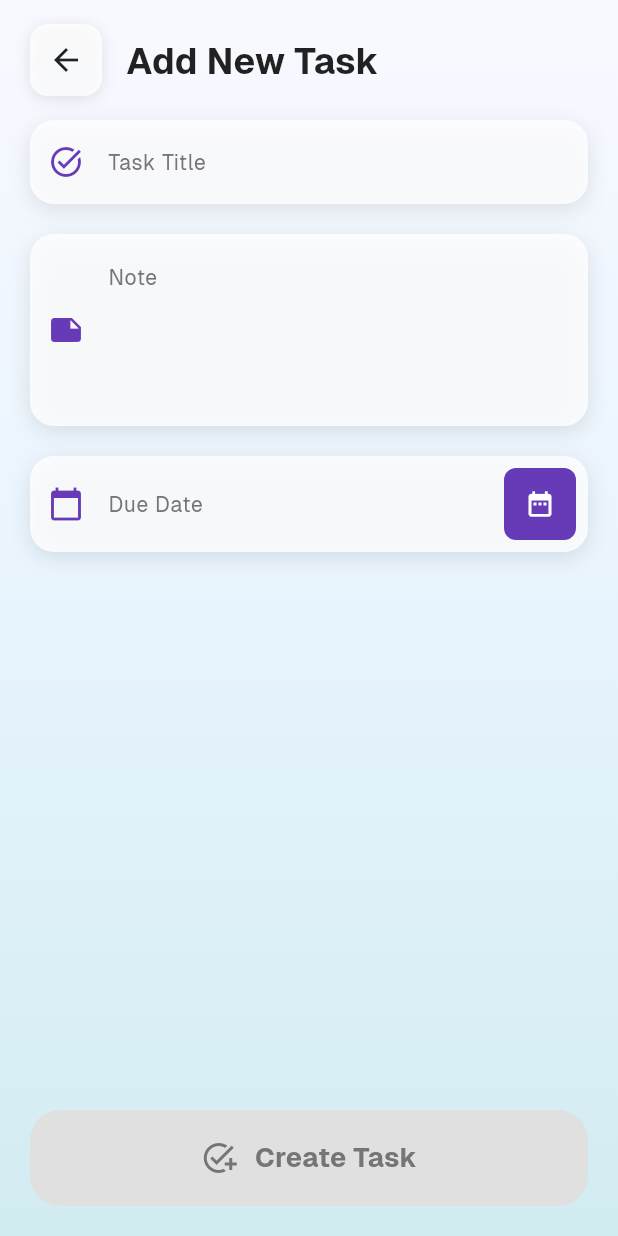
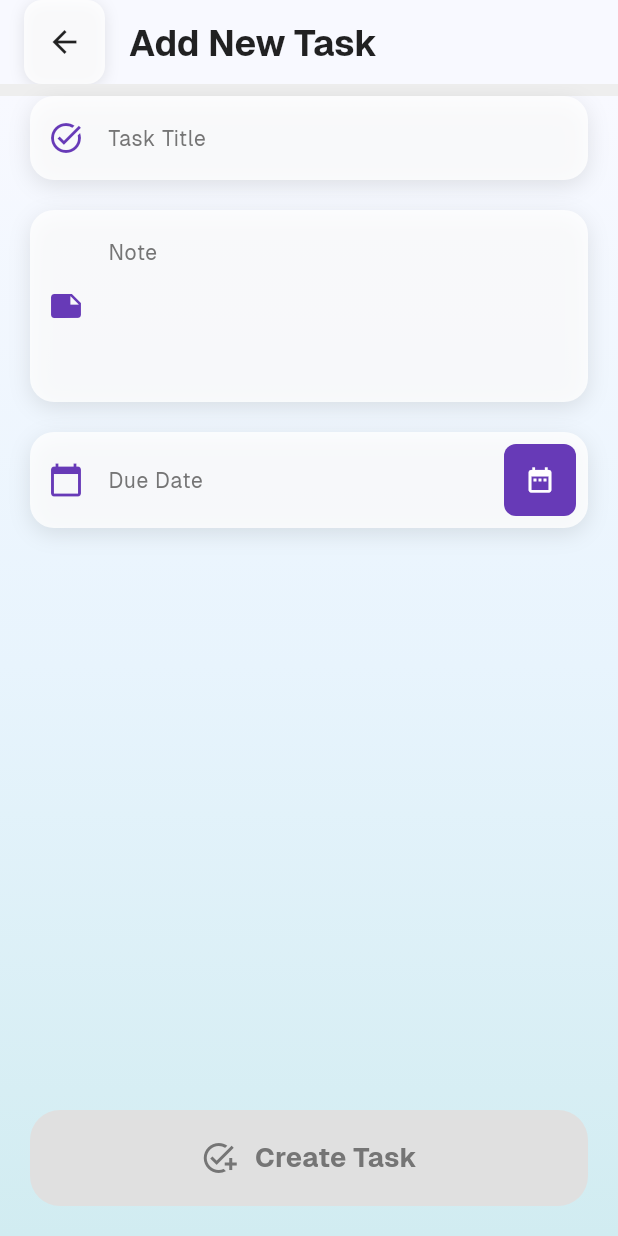
Before and after one commit to mustapha-amin/todo_interview_task, a Flutter app: the AddEditTodo screen opened directly, on a phone screen of 412 x 824 dp. Run offline on Flutter 3.47's test engine with Material 3 defaults, Android fonts, the phone set to English and light mode, and no system bars; our stand-ins replace flutter_riverpod, hive_flutter; accounts and stored records are empty.

Commit message:
renamed app

```diff
--- a/lib/common/k_textstyle.dart
+++ b/lib/common/k_textstyle.dart
@@ -1,6 +1,6 @@
+import 'package:PocketTasks/providers/theme_provider.dart';
 import 'package:flutter/material.dart';
 import 'package:flutter_riverpod/flutter_riverpod.dart';
-import 'package:pocket_tasks/providers/theme_provider.dart';
 
 TextStyle kTextStyle(
   double fontSize,
--- a/lib/common/typedefs.dart
+++ b/lib/common/typedefs.dart
@@ -1,4 +1,4 @@
-import 'package:pocket_tasks/models/todo.dart';
+import 'package:PocketTasks/models/todo.dart';
 
 typedef FutureVoid = Future<void>;
 typedef ListTodo = List<Todo>;
--- a/lib/main.dart
+++ b/lib/main.dart
@@ -2,9 +2,9 @@ import 'package:flutter/material.dart';
 import 'package:flutter/services.dart';
 import 'package:flutter_riverpod/flutter_riverpod.dart';
 import 'package:hive_flutter/hive_flutter.dart';
-import 'package:pocket_tasks/models/todo.dart';
-import 'package:pocket_tasks/providers/theme_provider.dart';
-import 'package:pocket_tasks/screens/home.dart';
+import 'package:PocketTasks/models/todo.dart';
+import 'package:PocketTasks/providers/theme_provider.dart';
+import 'package:PocketTasks/screens/home.dart';
 
 void main() async {
   WidgetsFlutterBinding.ensureInitialized();
--- a/lib/notifiers/todo_state_notifier.dart
+++ b/lib/notifiers/todo_state_notifier.dart
@@ -1,7 +1,7 @@
+import 'package:PocketTasks/common/typedefs.dart';
+import 'package:PocketTasks/models/todo.dart';
+import 'package:PocketTasks/services/todo_db.dart';
 import 'package:flutter_riverpod/flutter_riverpod.dart';
-import 'package:pocket_tasks/common/typedefs.dart';
-import 'package:pocket_tasks/models/todo.dart';
-import 'package:pocket_tasks/services/todo_db.dart';
 
 class TodoNotifier extends StateNotifier<List<Todo>> {
   final TodoDB todoDB;
--- a/lib/providers/theme_provider.dart
+++ b/lib/providers/theme_provider.dart
@@ -1,8 +1,7 @@
+import 'package:PocketTasks/providers/providers.dart';
 import 'package:flutter/material.dart';
 import 'package:flutter_riverpod/flutter_riverpod.dart';
 import 'package:hive_flutter/hive_flutter.dart';
-import 'package:pocket_tasks/common/typedefs.dart';
-import 'package:pocket_tasks/providers/providers.dart';
 
 class ThemeNotifier extends StateNotifier<bool> {
   Box<bool>? themeBox;
--- a/lib/screens/add_edit_todo.dart
+++ b/lib/screens/add_edit_todo.dart
@@ -1,12 +1,11 @@
+import 'package:PocketTasks/common/extensions.dart';
+import 'package:PocketTasks/common/k_textstyle.dart';
+import 'package:PocketTasks/models/todo.dart';
+import 'package:PocketTasks/providers/providers.dart';
+import 'package:PocketTasks/providers/theme_provider.dart';
 import 'package:flutter/material.dart';
 import 'package:flutter_riverpod/flutter_riverpod.dart';
 import 'package:intl/intl.dart';
-import 'package:pocket_tasks/common/extensions.dart';
-import 'package:pocket_tasks/common/k_textstyle.dart';
-import 'package:pocket_tasks/models/todo.dart';
-import 'package:pocket_tasks/notifiers/todo_state_notifier.dart';
-import 'package:pocket_tasks/providers/providers.dart';
-import 'package:pocket_tasks/providers/theme_provider.dart';
 
 class AddEditTodo extends ConsumerStatefulWidget {
   final Todo? todo;
@@ -122,35 +121,14 @@ class _AddEditTodoState extends ConsumerState<AddEditTodo>
     return GestureDetector(
       onTap: () => FocusScope.of(context).unfocus(),
       child: Scaffold(
-        body: Container(
-          decoration: BoxDecoration(
-            gradient: LinearGradient(
-              begin: Alignment.topCenter,
-              end: Alignment.bottomCenter,
-              colors: isDark
-                  ? [
-                      const Color(0xFF1a1a2e),
-                      const Color(0xFF16213e),
-                      const Color(0xFF0f3460),
-                    ]
-                  : [
-                      const Color(0xFFf8f9ff),
-                      const Color(0xFFe8f4fd),
-                      const Color(0xFFd1ecf1),
-                    ],
-            ),
-          ),
-          child: SafeArea(
-            child: Column(
-              children: [
-                Container(
-                  padding: const EdgeInsets.symmetric(
-                    horizontal: 20,
-                    vertical: 16,
-                  ),
-                  child: Row(
-                    children: [
-                      Container(
+        appBar: AppBar(
+          backgroundColor: isDark ? Color(0xFF1a1a2e) : Color(0xFFf8f9ff),
+          elevation: 0,
+          leadingWidth: 70,
+          leading: Container(
+            height: 65,
+            width: 65,
+            margin: const EdgeInsets.only(left: 16),
             decoration: BoxDecoration(
               color: isDark
                   ? Colors.white.withValues(alpha: 0.1)
@@ -172,9 +150,7 @@ class _AddEditTodoState extends ConsumerState<AddEditTodo>
               onPressed: () => context.pop(),
             ),
           ),
-                      const SizedBox(width: 16),
-                      Expanded(
-                        child: Text(
+          title: Text(
             widget.todo != null ? 'Edit Task' : 'Add New Task',
             style: kTextStyle(
               24,
@@ -183,9 +159,28 @@ class _AddEditTodoState extends ConsumerState<AddEditTodo>
             ),
           ),
         ),
+        body: Container(
+          margin: EdgeInsets.only(top: 8),
+          decoration: BoxDecoration(
+            gradient: LinearGradient(
+              begin: Alignment.topCenter,
+              end: Alignment.bottomCenter,
+              colors: isDark
+                  ? [
+                      const Color(0xFF1a1a2e),
+                      const Color(0xFF16213e),
+                      const Color(0xFF0f3460),
+                    ]
+                  : [
+                      const Color(0xFFf8f9ff),
+                      const Color(0xFFe8f4fd),
+                      const Color(0xFFd1ecf1),
                     ],
             ),
           ),
+          child: SafeArea(
+            child: Column(
+              children: [
                 Expanded(
                   child: FadeTransition(
                     opacity: _fadeAnimation,
@@ -224,8 +219,8 @@ class _AddEditTodoState extends ConsumerState<AddEditTodo>
                                     fontWeight: FontWeight.w500,
                                   ),
                                   decoration: InputDecoration(
-                                    labelText: 'Task Title',
-                                    labelStyle: kTextStyle(
+                                    hintText: 'Task Title',
+                                    hintStyle: kTextStyle(
                                       14,
                                       ref,
                                       color: isDark
@@ -286,8 +281,8 @@ class _AddEditTodoState extends ConsumerState<AddEditTodo>
                                     fontWeight: FontWeight.w500,
                                   ),
                                   decoration: InputDecoration(
-                                    labelText: 'Note',
-                                    labelStyle: kTextStyle(
+                                    hintText: 'Note',
+                                    hintStyle: kTextStyle(
                                       14,
                                       ref,
                                       color: isDark
--- a/lib/services/todo_db.dart
+++ b/lib/services/todo_db.dart
@@ -1,8 +1,8 @@
 import 'dart:async';
 
 import 'package:hive_flutter/hive_flutter.dart';
-import 'package:pocket_tasks/common/typedefs.dart';
-import 'package:pocket_tasks/models/todo.dart';
+import 'package:PocketTasks/common/typedefs.dart';
+import 'package:PocketTasks/models/todo.dart';
 
 class TodoDB {
   Box<Todo> todosBox;
--- a/pubspec.yaml
+++ b/pubspec.yaml
@@ -1,4 +1,4 @@
-name: pocket_tasks
+name: PocketTasks
 description: "A new Flutter project."
 # The following line prevents the package from being accidentally published to
 # pub.dev using `flutter pub publish`. This is preferred for private packages.
```
Also changed, not shown: lib/providers/providers.dart (+4 -5 lines), lib/screens/home.dart (+8 -7 lines), lib/screens/view_todo_details.dart (+7 -7 lines), lib/widgets/todo_tile.dart (+6 -6 lines), 3 other files. Lines whose indentation alone changed are shown as unchanged.
